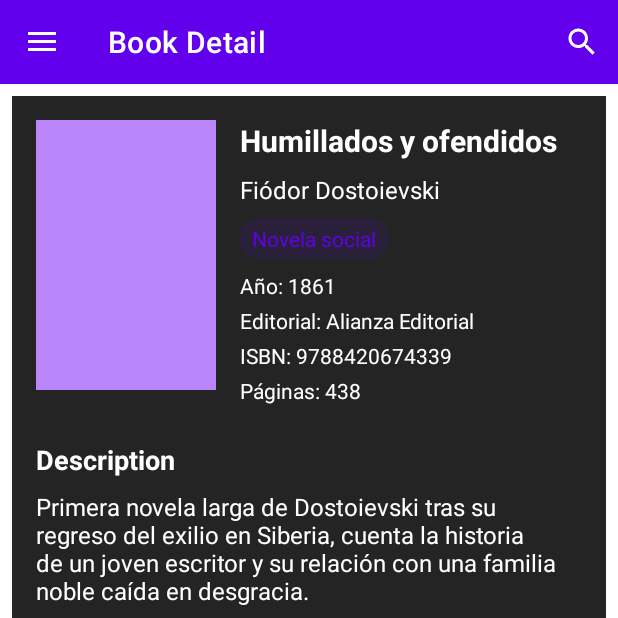
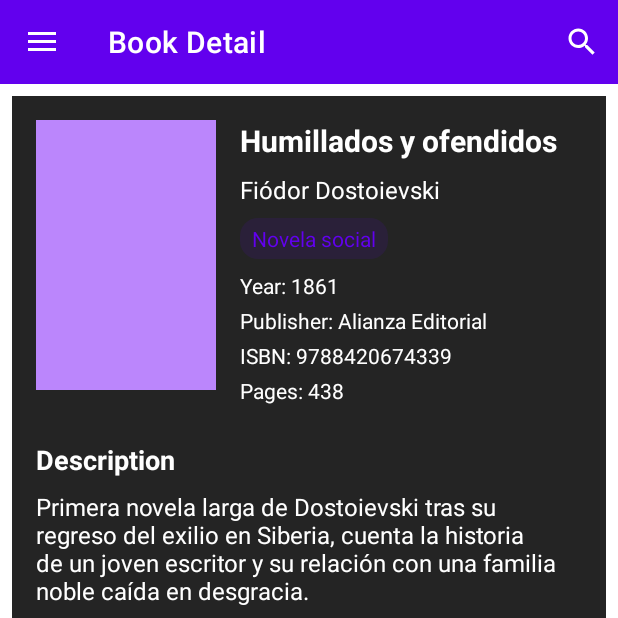
Before and after one commit to Xabierland/DAS-Proyecto, an Android app: the screen it shows after launch (BookDetailActivity), after a tap on "Humillados y ofendidos", on a phone screen of 412 x 824 dp, the top half of it. Run offline under Robolectric (Android 15) with nearby library versions, the phone set to English and light mode, and no system bars; our stand-ins replace CircleImageView, Room's generated code; pictures from the network do not load.

Commit message:
Actualizar cadenas de texto en la interfaz de usuario para utilizar referencias a strings.xml, mejorando la localización y la mantenibilidad.

```diff
--- a/app/src/main/java/com/xabierland/librebook/activities/BaseActivity.java
+++ b/app/src/main/java/com/xabierland/librebook/activities/BaseActivity.java
@@ -196,7 +196,7 @@ public abstract class BaseActivity extends AppCompatActivity {
                     } else {
                         // Si hay un error al obtener el usuario, mostrar valores por defecto
                         textViewNavHeaderName.setText(R.string.app_name);
-                        textViewNavHeaderEmail.setText("Inicia sesión para acceder a tu biblioteca");
+                        textViewNavHeaderEmail.setText(getString(R.string.library_access_prompt));
                         imageViewNavHeaderProfile.setImageResource(R.drawable.default_profile_image);
                     }
                 });
@@ -204,7 +204,7 @@ public abstract class BaseActivity extends AppCompatActivity {
         } else {
             // Usuario no conectado, mostrar valores por defecto
             textViewNavHeaderName.setText(R.string.app_name);
-            textViewNavHeaderEmail.setText("Inicia sesión para acceder a tu biblioteca");
+            textViewNavHeaderEmail.setText(getString(R.string.library_access_prompt));
             imageViewNavHeaderProfile.setImageResource(R.drawable.default_profile_image);
         }
     }
--- a/app/src/main/java/com/xabierland/librebook/adapters/BookCardAdapter.java
+++ b/app/src/main/java/com/xabierland/librebook/adapters/BookCardAdapter.java
@@ -65,7 +65,7 @@ public class BookCardAdapter extends RecyclerView.Adapter<BookCardAdapter.BookVi
             holder.layoutProgress.setVisibility(View.VISIBLE);
             int progress = book.getProgresoLectura();
             holder.progressBarReading.setProgress(progress);
-            holder.textViewProgress.setText(progress + "%");
+            holder.textViewProgress.setText(String.format(context.getString(R.string.progress_percentage), progress));
         } else {
             holder.layoutProgress.setVisibility(View.GONE);
         }
--- a/app/src/main/java/com/xabierland/librebook/adapters/UsuarioAdapter.java
+++ b/app/src/main/java/com/xabierland/librebook/adapters/UsuarioAdapter.java
@@ -51,7 +51,7 @@ public class UsuarioAdapter extends RecyclerView.Adapter<UsuarioAdapter.UsuarioV
         // Formatear y mostrar la fecha de registro
         SimpleDateFormat sdf = new SimpleDateFormat("dd/MM/yyyy", Locale.getDefault());
         String fechaFormateada = sdf.format(new Date(usuario.getFechaRegistro()));
-        holder.textViewFechaRegistro.setText("Miembro desde: " + fechaFormateada);
+        holder.textViewFechaRegistro.setText(String.format(context.getString(R.string.member_since), fechaFormateada));
 
         // Cargar foto de perfil si existe
         if (usuario.getFotoPerfil() != null && !usuario.getFotoPerfil().isEmpty()) {
--- a/app/src/main/java/com/xabierland/librebook/fragments/BookInfoFragment.java
+++ b/app/src/main/java/com/xabierland/librebook/fragments/BookInfoFragment.java
@@ -94,28 +94,28 @@ public class BookInfoFragment extends Fragment {
             textViewGenero.setVisibility(View.GONE);
         }
 
-        textViewAnio.setText(String.format("Año: %d", libro.getAnioPublicacion()));
+        textViewAnio.setText(String.format(getString(R.string.year_format), libro.getAnioPublicacion()));
 
         if (libro.getEditorial() != null && !libro.getEditorial().isEmpty()) {
-            textViewEditorial.setText(String.format("Editorial: %s", libro.getEditorial()));
+            textViewEditorial.setText(String.format(getString(R.string.publisher_format), libro.getEditorial()));
             textViewEditorial.setVisibility(View.VISIBLE);
         } else {
             textViewEditorial.setVisibility(View.GONE);
         }
 
         if (libro.getIsbn() != null && !libro.getIsbn().isEmpty()) {
-            textViewIsbn.setText(String.format("ISBN: %s", libro.getIsbn()));
+            textViewIsbn.setText(String.format(getString(R.string.isbn_format), libro.getIsbn()));
             textViewIsbn.setVisibility(View.VISIBLE);
         } else {
             textViewIsbn.setVisibility(View.GONE);
         }
 
-        textViewPaginas.setText(String.format("Páginas: %d", libro.getNumPaginas()));
+        textViewPaginas.setText(String.format(getString(R.string.pages_format), libro.getNumPaginas()));
 
         if (libro.getDescripcion() != null && !libro.getDescripcion().isEmpty()) {
             textViewDescripcion.setText(libro.getDescripcion());
         } else {
-            textViewDescripcion.setText("No hay descripción disponible.");
+            textViewDescripcion.setText(getString(R.string.no_description));
         }
 
         // Cargar la imagen de la portada
--- a/app/src/main/res/layout/activity_main.xml
+++ b/app/src/main/res/layout/activity_main.xml
@@ -45,7 +45,7 @@
                 <TextView
                     android:layout_width="match_parent"
                     android:layout_height="wrap_content"
-                    android:text="Libros recomendados"
+                    android:text="@string/recommended_books"
                     android:textSize="18sp"
                     android:textStyle="bold"
                     android:textColor="?attr/textColor"
@@ -65,7 +65,7 @@
                     android:id="@+id/textViewNoRecommended"
                     android:layout_width="match_parent"
                     android:layout_height="wrap_content"
-                    android:text="No hay libros recomendados disponibles"
+                    android:text="@string/no_recommended_books"
                     android:textAlignment="center"
                     android:textColor="?attr/textColor"
                     android:padding="16dp"
--- a/app/src/main/res/layout/dialog_add_book.xml
+++ b/app/src/main/res/layout/dialog_add_book.xml
@@ -79,7 +79,7 @@
                 <TextView
                     android:layout_width="wrap_content"
                     android:layout_height="wrap_content"
-                    android:text="Página actual"
+                    android:text="@string/current_page"
                     android:textSize="16sp"
                     android:textStyle="bold"
                     android:textColor="?attr/textColor"/>
@@ -103,7 +103,7 @@
                     android:id="@+id/editTextPaginaActual"
                     android:layout_width="match_parent"
                     android:layout_height="wrap_content"
-                    android:hint="Introduce la página actual"
+                    android:hint="@string/current_page_hint"
                     android:inputType="number" />
             </com.google.android.material.textfield.TextInputLayout>
         </LinearLayout>
@@ -140,7 +140,7 @@
                 android:id="@+id/textViewRatingValue"
                 android:layout_width="wrap_content"
                 android:layout_height="wrap_content"
-                android:text="0.0/10"
+                android:text="@string/rating_default"
                 android:textColor="?attr/textColor"
                 android:textSize="16sp"
                 android:layout_marginTop="8dp"/>
--- a/app/src/main/res/layout/item_book_card.xml
+++ b/app/src/main/res/layout/item_book_card.xml
@@ -71,7 +71,7 @@
                     android:id="@+id/textViewProgress"
                     android:layout_width="match_parent"
                     android:layout_height="wrap_content"
-                    android:text="50%"
+                    android:text="@string/progress_default"
                     android:textSize="10sp"
                     android:textColor="?attr/textColor"
                     android:gravity="end" />
--- a/app/src/main/res/layout/nav_header_main.xml
+++ b/app/src/main/res/layout/nav_header_main.xml
@@ -38,7 +38,7 @@
         android:id="@+id/textViewNavHeaderEmail"
         android:layout_width="match_parent"
         android:layout_height="wrap_content"
-        android:text="Inicia sesión para acceder a tu biblioteca"
+        android:text="@string/library_access_prompt"
         android:textAlignment="center"
         android:textSize="14sp" />
 
--- a/app/src/main/res/values/strings.xml
+++ b/app/src/main/res/values/strings.xml
@@ -8,6 +8,7 @@
     <string name="cancel">Cancel</string>
 
     <!-- Navigation Menu Strings -->
+    <string name="library_access_prompt">Log in to access your library</string>
     <string name="menu_home">Home</string>
     <string name="profile">Profile</string>
     <string name="search">Search</string>
@@ -117,6 +118,17 @@
     <string name="current_page">Current page</string>
     <string name="current_page_hint">Enter current page</string>
     <string name="total_pages">of %1$d pages</string>
+    <string name="progress_percentage">%d%%</string>
+    <string name="rating_default">0/10</string>
+    <string name="page_error_too_large">Page cannot be greater than %d</string>
+    <string name="page_error_min">Page must be greater than or equal to 1</string>
+    <string name="page_error_invalid">Enter a valid number</string>
+    <string name="year_format">Year: %d</string>
+    <string name="publisher_format">Publisher: %s</string>
+    <string name="isbn_format">ISBN: %s</string>
+    <string name="pages_format">Pages: %d</string>
+    <string name="no_description">No description available.</string>
+    <string name="progress_default">50%</string>
 
     <!-- Permission Dialogs -->
     <string name="permission_title">Permission denied</string>
```
Also changed, not shown: app/src/main/java/com/xabierland/librebook/fragments/BookActionsFragment.java (+7 -7 lines), 3 other files.
